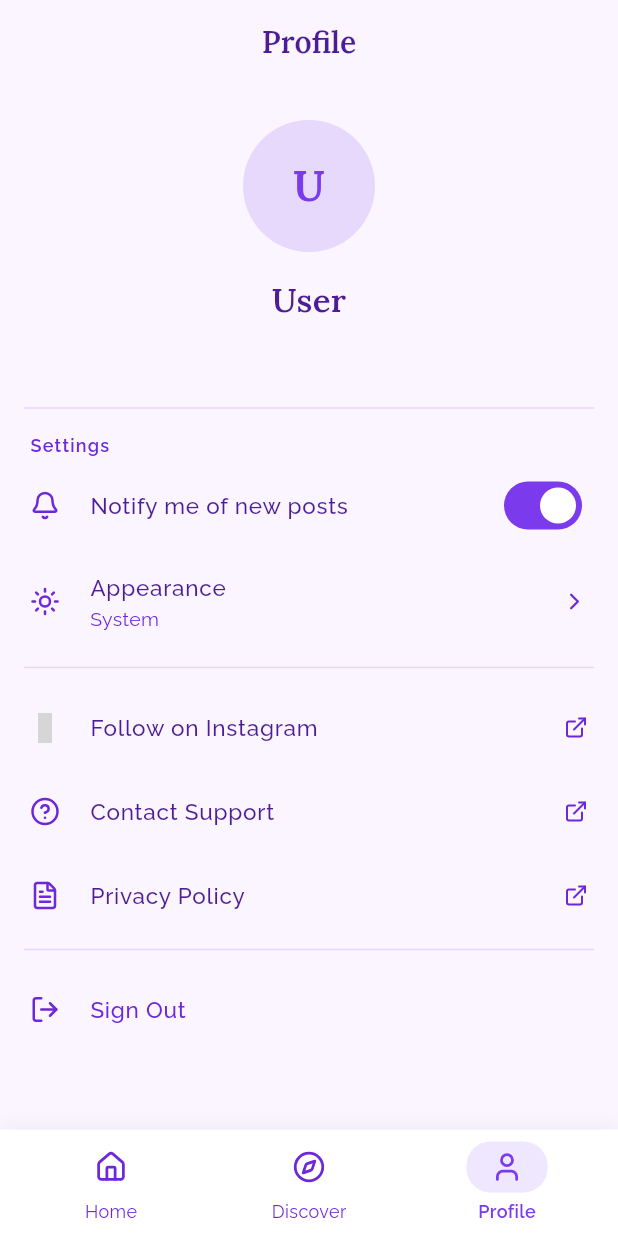
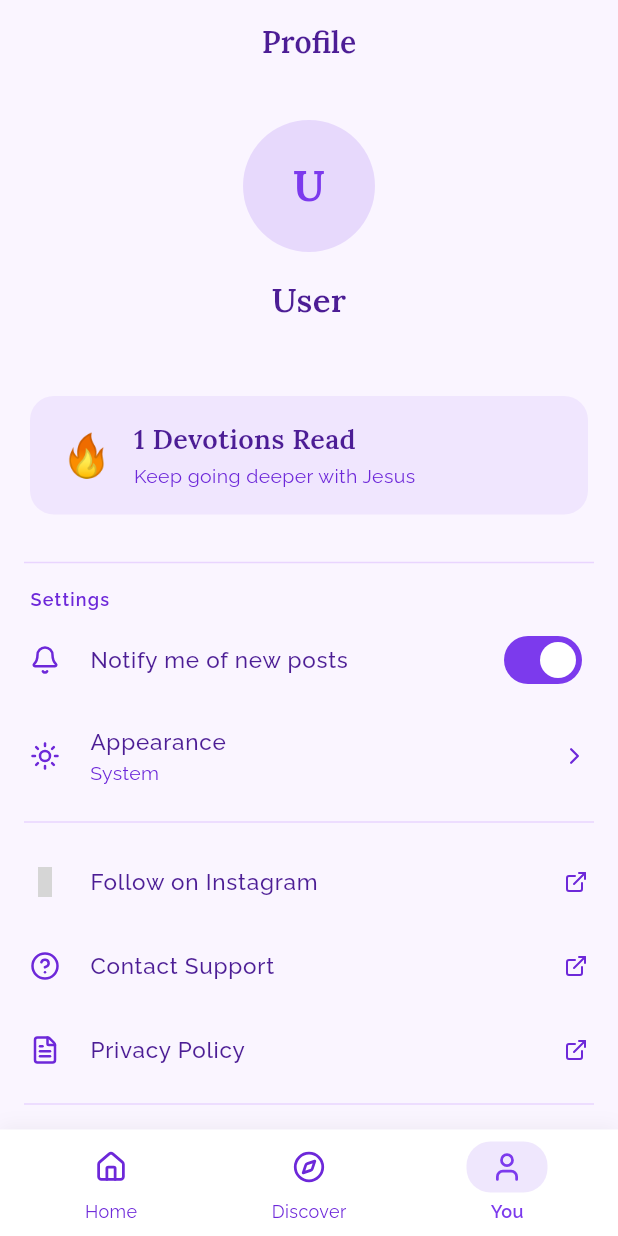
Before and after one commit to geniusboy7/deeper-with-jesus, a Flutter app: the screen it shows once a user with an empty profile is signed in, item 3 of the bottom bar chosen, on a phone screen of 412 x 824 dp. Run offline on Flutter 3.47's test engine with Material 3 defaults, Android fonts, the phone set to English and light mode, and no system bars; our stand-ins replace cloud_firestore, cloud_functions, firebase_auth, firebase_core, firebase_messaging, firebase_storage and 11 more; missing offline and left inert: a package; accounts and stored records are empty; generated files the repository leaves out were written again; grey boxes are pictures that could not be loaded.

Commit message:
Add streaks feature with milestone notifications
Track app opens per user (appOpens field on AppUser). On the 7th, 30th,
90th, and 365th open, fire a local push notification congratulating the
user. Display streak count on the Profile (now "You") screen with a
flame card. Rename bottom nav "Profile" tab to "You" on both iOS and
Android.

Co-Authored-By: Claude Opus 4.6 <noreply@anthropic.com>

```diff
--- a/lib/app.dart
+++ b/lib/app.dart
@@ -13,6 +13,7 @@ import 'core/constants/app_colors.dart';
 import 'core/constants/templates.dart';
 import 'core/providers/auth_provider.dart';
 import 'core/providers/notification_provider.dart';
+import 'core/providers/streak_provider.dart';
 import 'features/auth/welcome_screen.dart';
 import 'features/auth/onboarding_screen.dart';
 import 'features/home/home_screen.dart';
@@ -231,6 +232,9 @@ class DeeperWithJesusApp extends ConsumerWidget {
     // Auto-initialize notifications when user signs in
     ref.watch(notificationInitProvider);
 
+    // Track app opens and fire streak milestone notifications
+    ref.watch(streakInitProvider);
+
     return MaterialApp.router(
       title: 'Deeper with Jesus',
       debugShowCheckedModeBanner: false,
@@ -286,7 +290,7 @@ class _MainShellState extends State<MainShell> {
               tabs: const [
                 NativeGlassNavBarItem(label: 'Home', symbol: 'house.fill'),
                 NativeGlassNavBarItem(label: 'Discover', symbol: 'safari.fill'),
-                NativeGlassNavBarItem(label: 'Profile', symbol: 'person.fill'),
+                NativeGlassNavBarItem(label: 'You', symbol: 'person.fill'),
               ],
               fallback: _buildMaterialNavBar(activeColor, inactiveColor),
             )
@@ -330,7 +334,7 @@ class _MainShellState extends State<MainShell> {
               ),
               _NavItem(
                 icon: LucideIcons.user,
-                label: 'Profile',
+                label: 'You',
                 isActive: _currentIndex == 2,
                 activeColor: activeColor,
                 inactiveColor: inactiveColor,
--- a/lib/core/models/devotional_post.dart
+++ b/lib/core/models/devotional_post.dart
@@ -155,6 +155,7 @@ class AppUser {
   final bool notificationsEnabled;
   final bool isBanned;
   final List<String> fcmTokens;
+  final int appOpens;
 
   const AppUser({
     required this.uid,
@@ -165,6 +166,7 @@ class AppUser {
     this.notificationsEnabled = true,
     this.isBanned = false,
     this.fcmTokens = const [],
+    this.appOpens = 0,
   });
 
   bool get isAdmin => role == 'admin';
@@ -179,6 +181,7 @@ class AppUser {
       notificationsEnabled: data['notificationsEnabled'] as bool? ?? true,
       isBanned: data['isBanned'] as bool? ?? false,
       fcmTokens: List<String>.from(data['fcmTokens'] ?? []),
+      appOpens: data['appOpens'] as int? ?? 0,
     );
   }
 
@@ -191,6 +194,7 @@ class AppUser {
       'notificationsEnabled': notificationsEnabled,
       'isBanned': isBanned,
       'fcmTokens': fcmTokens,
+      'appOpens': appOpens,
     };
   }
 
@@ -203,6 +207,7 @@ class AppUser {
     bool? notificationsEnabled,
     bool? isBanned,
     List<String>? fcmTokens,
+    int? appOpens,
   }) {
     return AppUser(
       uid: uid ?? this.uid,
@@ -213,6 +218,7 @@ class AppUser {
       notificationsEnabled: notificationsEnabled ?? this.notificationsEnabled,
       isBanned: isBanned ?? this.isBanned,
       fcmTokens: fcmTokens ?? this.fcmTokens,
+      appOpens: appOpens ?? this.appOpens,
     );
   }
 }
--- /dev/null
+++ b/lib/core/providers/streak_provider.dart
@@ -0,0 +1,57 @@
+import 'package:cloud_firestore/cloud_firestore.dart';
+import 'package:flutter_riverpod/flutter_riverpod.dart';
+
+import 'auth_provider.dart';
+import 'notification_provider.dart';
+
+// -----------------------------------------------------------------------------
+// Session guard — ensures we only increment once per cold start
+// -----------------------------------------------------------------------------
+
+final _streakIncrementedProvider = NotifierProvider<_StreakGuard, bool>(
+  _StreakGuard.new,
+);
+
+class _StreakGuard extends Notifier<bool> {
+  @override
+  bool build() => false;
+
+  void markDone() => state = true;
+}
+
+// -----------------------------------------------------------------------------
+// Milestone thresholds
+// -----------------------------------------------------------------------------
+
+const _milestones = {7, 30, 90, 365};
+
+// -----------------------------------------------------------------------------
+// Streak init provider
+// -----------------------------------------------------------------------------
+
+/// Watches the current AppUser and increments `appOpens` once per session.
+/// If the new count hits a milestone, fires a local notification.
+final streakInitProvider = FutureProvider<void>((ref) async {
+  final appUser = ref.watch(appUserProvider).value;
+  if (appUser == null) return;
+
+  // Only run once per cold start
+  final alreadyIncremented = ref.read(_streakIncrementedProvider);
+  if (alreadyIncremented) return;
+  ref.read(_streakIncrementedProvider.notifier).markDone();
+
+  // Atomically increment appOpens in Firestore
+  final userService = ref.read(userServiceProvider);
+  await userService.updateUserFields(appUser.uid, {
+    'appOpens': FieldValue.increment(1),
+  });
+
+  // Compute new count locally
+  final newCount = appUser.appOpens + 1;
+
+  // Check for milestone
+  if (_milestones.contains(newCount)) {
+    final notifService = ref.read(notificationServiceProvider);
+    await notifService.showStreakMilestone(newCount);
+  }
+});
--- a/lib/features/profile/profile_screen.dart
+++ b/lib/features/profile/profile_screen.dart
@@ -310,6 +310,49 @@ class _ProfileScreenState extends ConsumerState<ProfileScreen> {
 
           const SizedBox(height: 24),
 
+          // Streak card (signed-in users only)
+          if (!isGuest && appUser != null) ...[
+            Container(
+              margin: const EdgeInsets.symmetric(horizontal: 4),
+              padding: const EdgeInsets.symmetric(horizontal: 20, vertical: 16),
+              decoration: BoxDecoration(
+                color: AppColors.primary(context).withValues(alpha: 0.08),
+                borderRadius: BorderRadius.circular(16),
+              ),
+              child: Row(
+                children: [
+                  Text(
+                    '🔥',
+                    style: const TextStyle(fontSize: 28),
+                  ),
+                  const SizedBox(width: 14),
+                  Column(
+                    crossAxisAlignment: CrossAxisAlignment.start,
+                    children: [
+                      Text(
+                        '${appUser.appOpens} Devotions Read',
+                        style: GoogleFonts.lora(
+                          fontSize: 18,
+                          fontWeight: FontWeight.w600,
+                          color: AppColors.textPrimary(context),
+                        ),
+                      ),
+                      const SizedBox(height: 2),
+                      Text(
+                        'Keep going deeper with Jesus',
+                        style: GoogleFonts.raleway(
+                          fontSize: 13,
+                          color: AppColors.textSecondary(context),
+                        ),
+                      ),
+                    ],
+                  ),
+                ],
+              ),
+            ),
+            const SizedBox(height: 24),
+          ],
+
           const Divider(),
           const SizedBox(height: 8),
 
```
Also changed, not shown: lib/core/services/notification_service.dart (+40 -0 lines).
